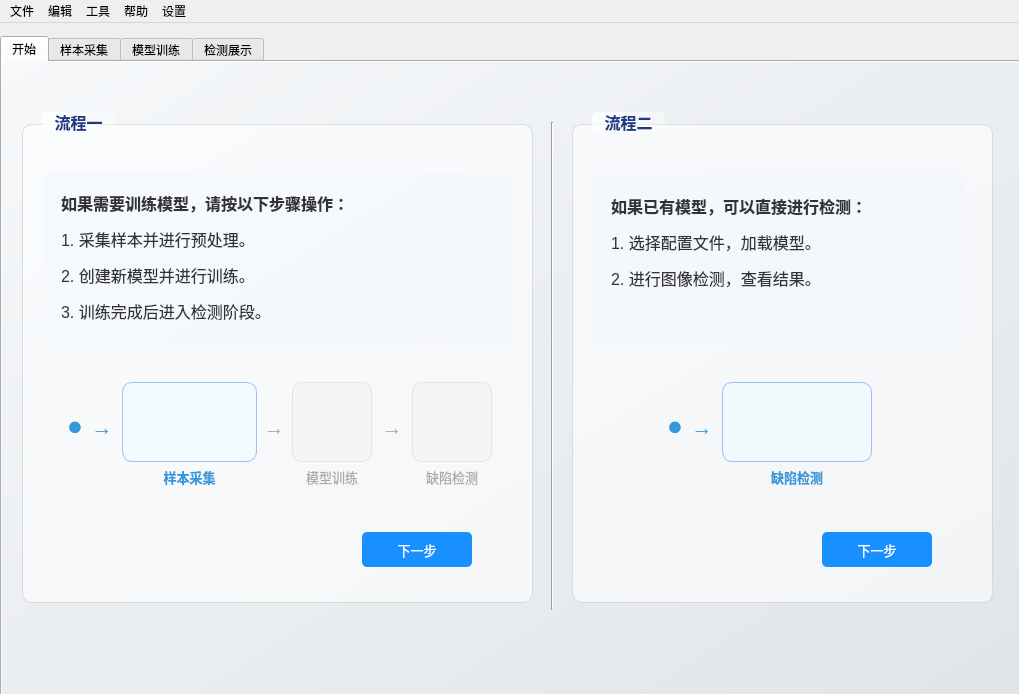
First picture: the form in ui/main.ui, repository 211250243/app, before the edit.
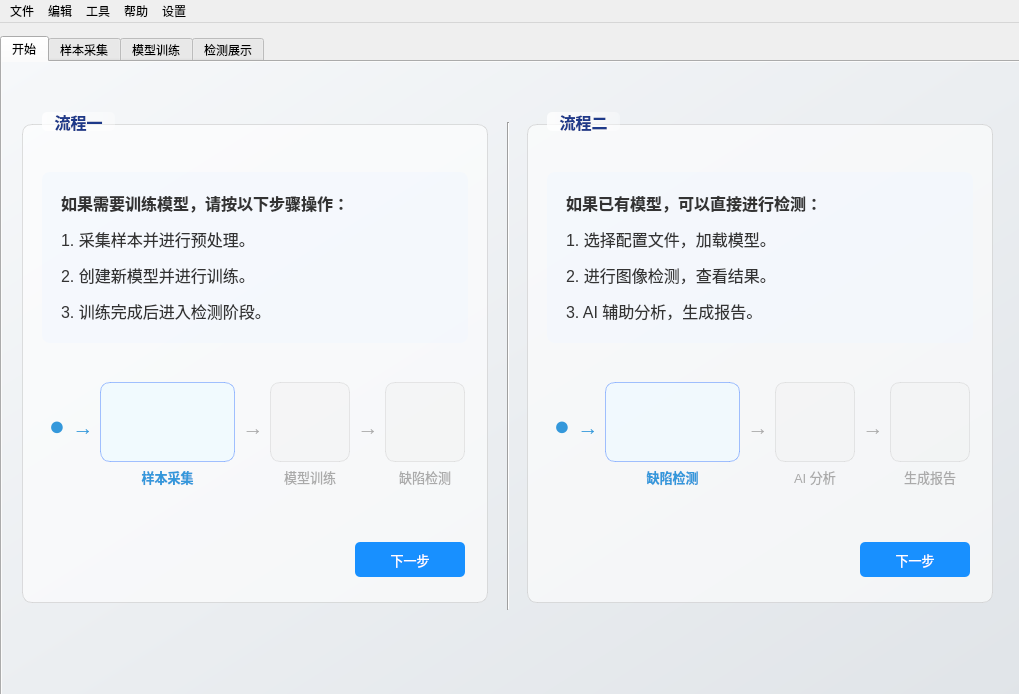
Second picture: the form after the edit. Icons and pictures are not drawn.

What changed in the file:
```diff
--- a/ui/main.ui
+++ b/ui/main.ui
@@ -58,7 +58,7 @@
      <widget class="Line" name="line">
       <property name="geometry">
        <rect>
-        <x>540</x>
+        <x>496</x>
         <y>60</y>
         <width>20</width>
         <height>488</height>
@@ -76,7 +76,7 @@
        <rect>
         <x>20</x>
         <y>50</y>
-        <width>511</width>
+        <width>466</width>
         <height>491</height>
        </rect>
       </property>
@@ -107,7 +107,7 @@
         <rect>
          <x>20</x>
          <y>60</y>
-         <width>471</width>
+         <width>426</width>
          <height>171</height>
         </rect>
        </property>
@@ -133,7 +133,7 @@
       <widget class="QLabel" name="narrow2">
        <property name="geometry">
         <rect>
-         <x>237</x>
+         <x>216</x>
          <y>300</y>
          <width>30</width>
          <height>30</height>
@@ -161,7 +161,7 @@
       <widget class="QLabel" name="narrow1">
        <property name="geometry">
         <rect>
-         <x>65</x>
+         <x>46</x>
          <y>300</y>
          <width>30</width>
          <height>30</height>
@@ -186,7 +186,7 @@
       <widget class="QLabel" name="narrow3">
        <property name="geometry">
         <rect>
-         <x>355</x>
+         <x>331</x>
          <y>300</y>
          <width>30</width>
          <height>30</height>
@@ -217,7 +217,7 @@
        </property>
        <property name="geometry">
         <rect>
-         <x>390</x>
+         <x>363</x>
          <y>270</y>
          <width>80</width>
          <height>80</height>
@@ -257,7 +257,7 @@
       <widget class="QPushButton" name="sampleButton">
        <property name="geometry">
         <rect>
-         <x>100</x>
+         <x>78</x>
          <y>270</y>
          <width>135</width>
          <height>80</height>
@@ -297,7 +297,7 @@
       <widget class="QLabel" name="spot1">
        <property name="geometry">
         <rect>
-         <x>38</x>
+         <x>20</x>
          <y>298</y>
          <width>30</width>
          <height>30</height>
@@ -325,7 +325,7 @@
        </property>
        <property name="geometry">
         <rect>
-         <x>270</x>
+         <x>248</x>
          <y>270</y>
          <width>80</width>
          <height>80</height>
@@ -365,8 +365,8 @@
       <widget class="QPushButton" name="startNextButton">
        <property name="geometry">
         <rect>
-         <x>340</x>
-         <y>420</y>
+         <x>333</x>
+         <y>430</y>
          <width>110</width>
          <height>35</height>
         </rect>
@@ -407,7 +407,7 @@
       <widget class="QLabel" name="sampleLabel">
        <property name="geometry">
         <rect>
-         <x>100</x>
+         <x>78</x>
          <y>350</y>
          <width>135</width>
          <height>30</height>
@@ -429,7 +429,7 @@
       <widget class="QLabel" name="modelLabel">
        <property name="geometry">
         <rect>
-         <x>270</x>
+         <x>248</x>
          <y>350</y>
          <width>80</width>
          <height>30</height>
@@ -450,7 +450,7 @@
       <widget class="QLabel" name="detectLabel">
        <property name="geometry">
         <rect>
-         <x>390</x>
+         <x>363</x>
          <y>350</y>
          <width>80</width>
          <height>30</height>
@@ -472,9 +472,9 @@
      <widget class="QGroupBox" name="groupBox_2">
       <property name="geometry">
        <rect>
-        <x>570</x>
+        <x>525</x>
         <y>50</y>
-        <width>421</width>
+        <width>466</width>
         <height>491</height>
        </rect>
       </property>
@@ -505,7 +505,7 @@
         <rect>
          <x>20</x>
          <y>60</y>
-         <width>371</width>
+         <width>426</width>
          <height>171</height>
         </rect>
        </property>
@@ -519,7 +519,7 @@
 line-height: 1.5;</string>
        </property>
        <property name="text">
-        <string>&lt;html&gt;&lt;head/&gt;&lt;body&gt;&lt;p&gt;&lt;span style=&quot; font-weight:600;&quot;&gt;如果已有模型，可以直接进行检测：&lt;/span&gt;&lt;/p&gt;&lt;p&gt;1. 选择配置文件，加载模型。&lt;/p&gt;&lt;p&gt;2. 进行图像检测，查看结果。&lt;/p&gt;&lt;p/&gt;&lt;/body&gt;&lt;/html&gt;</string>
+        <string>&lt;html&gt;&lt;head/&gt;&lt;body&gt;&lt;p&gt;&lt;span style=&quot; font-weight:600;&quot;&gt;如果已有模型，可以直接进行检测：&lt;/span&gt;&lt;/p&gt;&lt;p&gt;1. 选择配置文件，加载模型。&lt;/p&gt;&lt;p&gt;2. 进行图像检测，查看结果。&lt;/p&gt;&lt;p&gt;3. AI 辅助分析，生成报告。&lt;/p&gt;&lt;/body&gt;&lt;/html&gt;</string>
        </property>
        <property name="textFormat">
         <enum>Qt::TextFormat::RichText</enum>
@@ -534,9 +534,9 @@
        </property>
        <property name="geometry">
         <rect>
-         <x>150</x>
+         <x>78</x>
          <y>270</y>
-         <width>150</width>
+         <width>135</width>
          <height>80</height>
         </rect>
        </property>
@@ -571,61 +571,11 @@
         </size>
        </property>
       </widget>
-      <widget class="QLabel" name="spot2">
-       <property name="geometry">
-        <rect>
-         <x>88</x>
-         <y>298</y>
-         <width>30</width>
-         <height>30</height>
-        </rect>
-       </property>
-       <property name="font">
-        <font>
-         <pointsize>20</pointsize>
-         <bold>true</bold>
-        </font>
-       </property>
-       <property name="styleSheet">
-        <string notr="true">color: #3498db;</string>
-       </property>
-       <property name="text">
-        <string>●</string>
-       </property>
-       <property name="alignment">
-        <set>Qt::AlignmentFlag::AlignCenter</set>
-       </property>
-      </widget>
-      <widget class="QLabel" name="narrow4">
-       <property name="geometry">
-        <rect>
-         <x>115</x>
-         <y>300</y>
-         <width>30</width>
-         <height>30</height>
-        </rect>
-       </property>
-       <property name="font">
-        <font>
-         <pointsize>16</pointsize>
-         <bold>true</bold>
-        </font>
-       </property>
-       <property name="styleSheet">
-        <string notr="true">color: #3498db;</string>
-       </property>
-       <property name="text">
-        <string>→</string>
-       </property>
-       <property name="alignment">
-        <set>Qt::AlignmentFlag::AlignCenter</set>
-       </property>
-      </widget>
       <widget class="QPushButton" name="quickNextButton">
        <property name="geometry">
         <rect>
-         <x>250</x>
-         <y>420</y>
+         <x>333</x>
+         <y>430</y>
          <width>110</width>
          <height>35</height>
         </rect>
@@ -666,9 +616,9 @@
       <widget class="QLabel" name="quickDetectLabel">
        <property name="geometry">
         <rect>
-         <x>150</x>
+         <x>78</x>
          <y>350</y>
-         <width>150</width>
+         <width>135</width>
          <height>30</height>
         </rect>
        </property>
@@ -685,6 +635,240 @@
         <set>Qt::AlignmentFlag::AlignCenter</set>
        </property>
       </widget>
+      <widget class="QLabel" name="narrow2_2">
+       <property name="geometry">
+        <rect>
+         <x>216</x>
+         <y>300</y>
+         <width>30</width>
+         <height>30</height>
+        </rect>
+       </property>
+       <property name="font">
+        <font>
+         <pointsize>16</pointsize>
+         <bold>true</bold>
+        </font>
+       </property>
+       <property name="styleSheet">
+        <string notr="true">color: #aaaaaa;</string>
+       </property>
+       <property name="text">
+        <string>→</string>
+       </property>
+       <property name="alignment">
+        <set>Qt::AlignmentFlag::AlignCenter</set>
+       </property>
+       <property name="color" stdset="0">
+        <string>gray</string>
+       </property>
+      </widget>
+      <widget class="QLabel" name="modelLabel_2">
+       <property name="geometry">
+        <rect>
+         <x>248</x>
+         <y>350</y>
+         <width>80</width>
+         <height>30</height>
+        </rect>
+       </property>
+       <property name="styleSheet">
+        <string notr="true">font-family: &quot;Microsoft YaHei UI&quot;;
+font-size: 10pt;
+color: #aaaaaa;</string>
+       </property>
+       <property name="text">
+        <string>AI 分析</string>
+       </property>
+       <property name="alignment">
+        <set>Qt::AlignmentFlag::AlignCenter</set>
+       </property>
+      </widget>
+      <widget class="QLabel" name="narrow1_2">
+       <property name="geometry">
+        <rect>
+         <x>46</x>
+         <y>300</y>
+         <width>30</width>
+         <height>30</height>
+        </rect>
+       </property>
+       <property name="font">
+        <font>
+         <pointsize>16</pointsize>
+         <bold>true</bold>
+        </font>
+       </property>
+       <property name="styleSheet">
+        <string notr="true">color: #3498db;</string>
+       </property>
+       <property name="text">
+        <string>→</string>
+       </property>
+       <property name="alignment">
+        <set>Qt::AlignmentFlag::AlignCenter</set>
+       </property>
+      </widget>
+      <widget class="QLabel" name="narrow3_2">
+       <property name="geometry">
+        <rect>
+         <x>331</x>
+         <y>300</y>
+         <width>30</width>
+         <height>30</height>
+        </rect>
+       </property>
+       <property name="font">
+        <font>
+         <pointsize>16</pointsize>
+         <bold>true</bold>
+        </font>
+       </property>
+       <property name="styleSheet">
+        <string notr="true">color: #aaaaaa;</string>
+       </property>
+       <property name="text">
+        <string>→</string>
+       </property>
+       <property name="alignment">
+        <set>Qt::AlignmentFlag::AlignCenter</set>
+       </property>
+       <property name="color" stdset="0">
+        <string>gray</string>
+       </property>
+      </widget>
+      <widget class="QPushButton" name="modelButton_2">
+       <property name="enabled">
+        <bool>false</bool>
+       </property>
+       <property name="geometry">
+        <rect>
+         <x>248</x>
+         <y>270</y>
+         <width>80</width>
+         <height>80</height>
+        </rect>
+       </property>
+       <property name="styleSheet">
+        <string notr="true">QPushButton {
+    background-color: rgba(240, 240, 240, 200);
+    border: 1px solid rgba(200, 200, 200, 150);
+    border-radius: 10px;
+}
+
+QPushButton:disabled {
+    background-color: rgba(240, 240, 240, 100);
+    border: 1px solid rgba(200, 200, 200, 100);
+}
+
+QPushButton:hover {
+    background-color: rgba(220, 240, 255, 200);
+    border: 1px solid rgba(100, 170, 255, 150);
+}</string>
+       </property>
+       <property name="text">
+        <string/>
+       </property>
+       <property name="icon">
+        <iconset>
+         <normaloff>ui/icon/AI.svg</normaloff>ui/icon/AI.svg</iconset>
+       </property>
+       <property name="iconSize">
+        <size>
+         <width>56</width>
+         <height>56</height>
+        </size>
+       </property>
+      </widget>
+      <widget class="QLabel" name="detectLabel_2">
+       <property name="geometry">
+        <rect>
+         <x>363</x>
+         <y>350</y>
+         <width>80</width>
+         <height>30</height>
+        </rect>
+       </property>
+       <property name="styleSheet">
+        <string notr="true">font-family: &quot;Microsoft YaHei UI&quot;;
+font-size: 10pt;
+color: #aaaaaa;</string>
+       </property>
+       <property name="text">
+        <string>生成报告</string>
+       </property>
+       <property name="alignment">
+        <set>Qt::AlignmentFlag::AlignCenter</set>
+       </property>
+      </widget>
+      <widget class="QLabel" name="spot1_2">
+       <property name="geometry">
+        <rect>
+         <x>20</x>
+         <y>298</y>
+         <width>30</width>
+         <height>30</height>
+        </rect>
+       </property>
+       <property name="font">
+        <font>
+         <pointsize>20</pointsize>
+         <bold>true</bold>
+        </font>
+       </property>
+       <property name="styleSheet">
+        <string notr="true">color: #3498db;</string>
+       </property>
+       <property name="text">
+        <string>●</string>
+       </property>
+       <property name="alignment">
+        <set>Qt::AlignmentFlag::AlignCenter</set>
+       </property>
+      </widget>
+      <widget class="QPushButton" name="detectButton_2">
+       <property name="enabled">
+        <bool>false</bool>
+       </property>
+       <property name="geometry">
+        <rect>
+         <x>363</x>
+         <y>270</y>
+         <width>80</width>
+         <height>80</height>
+        </rect>
+       </property>
+       <property name="styleSheet">
+        <string notr="true">QPushButton {
+    background-color: rgba(240, 240, 240, 200);
+    border: 1px solid rgba(200, 200, 200, 150);
+    border-radius: 10px;
+}
+
+QPushButton:disabled {
+    background-color: rgba(240, 240, 240, 100);
+    border: 1px solid rgba(200, 200, 200, 100);
+}
+
+QPushButton:hover {
+    background-color: rgba(220, 240, 255, 200);
+    border: 1px solid rgba(100, 170, 255, 150);
+}</string>
+       </property>
+       <property name="text">
+        <string/>
+       </property>
+       <property name="icon">
+        <iconset>
+         <normaloff>ui/icon/report.svg</normaloff>ui/icon/report.svg</iconset>
+       </property>
+       <property name="iconSize">
+        <size>
+         <width>56</width>
+         <height>56</height>
+        </size>
+       </property>
+      </widget>
      </widget>
      <widget class="QLabel" name="mainBackgroundLabel">
       <property name="geometry">
```
